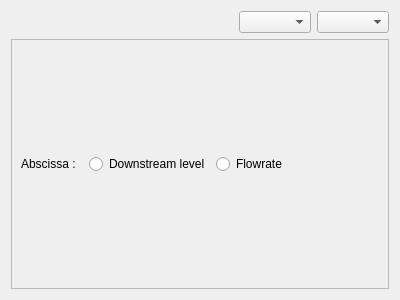
First picture: the form in Mascaret/ui/ui_wdget_bc.ui, repository Artelia/Mascaret, before the edit.
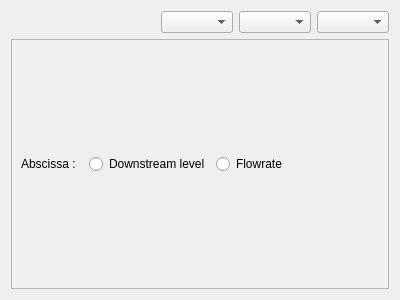
Second picture: the form after the edit.

Diff of the .ui file:
```diff
--- a/Mascaret/ui/ui_wdget_bc.ui
+++ b/Mascaret/ui/ui_wdget_bc.ui
@@ -31,6 +31,9 @@
          </property>
         </spacer>
        </item>
+       <item>
+        <widget class="QComboBox" name="cb_run"/>
+       </item>
        <item>
         <widget class="QComboBox" name="cb_event"/>
        </item>
```
